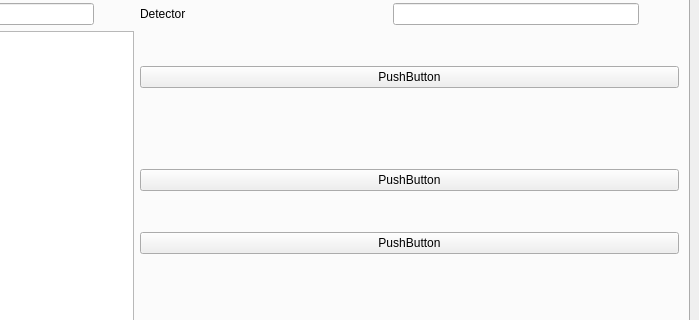
Qt form Code/Mantid/scripts/HFIRPowderReduction/Ui_MainWindow.ui (mantidproject/mantid) before a commit; both pictures show x 425 to 1124 and y 88 to 408 of the 1124 by 1024 pixel window.
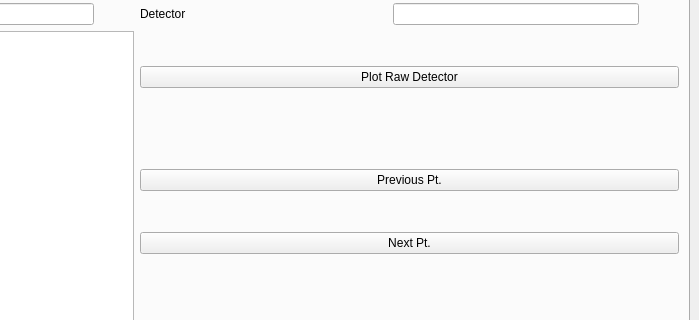
The same form after that commit. The open tabs and pages were chosen to show the change.

Commit message: Checkpointing improvements on GUI control. Refs #11289.

```diff
--- a/Code/Mantid/scripts/HFIRPowderReduction/Ui_MainWindow.ui
+++ b/Code/Mantid/scripts/HFIRPowderReduction/Ui_MainWindow.ui
@@ -169,7 +169,7 @@
                   <item>
                    <widget class="QPushButton" name="pushButton_plotRaw">
                     <property name="text">
-                     <string>PushButton</string>
+                     <string>Plot Raw Detector</string>
                     </property>
                    </widget>
                   </item>
@@ -192,14 +192,14 @@
                   <item>
                    <widget class="QPushButton" name="pushButton_ptUp">
                     <property name="text">
-                     <string>PushButton</string>
+                     <string>Previous Pt.</string>
                     </property>
                    </widget>
                   </item>
                   <item>
                    <widget class="QPushButton" name="pushButton_ptDown">
                     <property name="text">
-                     <string>PushButton</string>
+                     <string>Next Pt.</string>
                     </property>
                    </widget>
                   </item>
```
Left out of the diff: 41 changed lines with no effect on the pictures. The commit also changes 3 other files.
